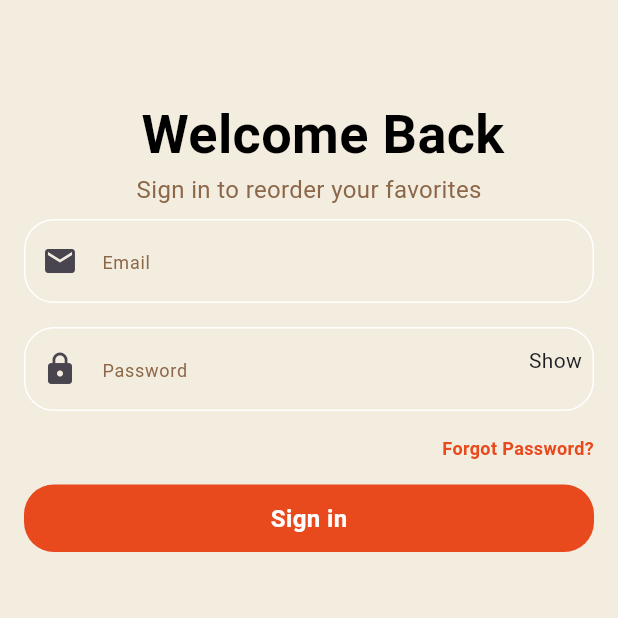
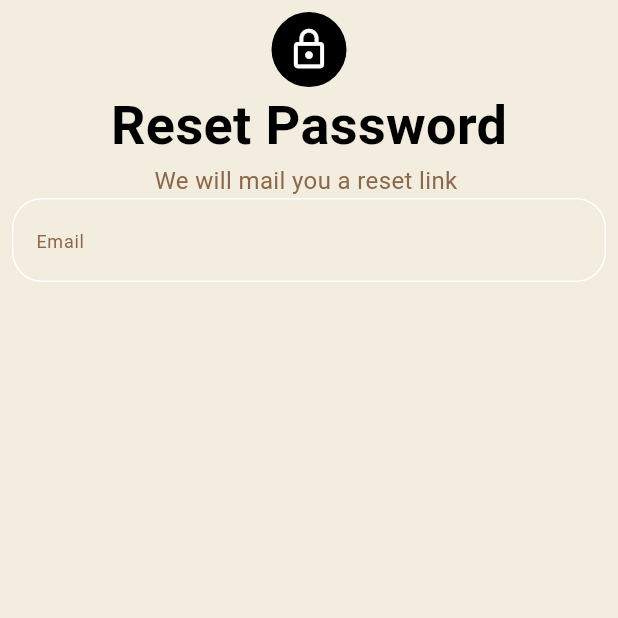
Before and after one commit to abdullahakram-py/food_app, a Flutter app: the screen it shows after launch, on a phone screen of 412 x 824 dp, the top half of it. Run offline on Flutter 3.47's test engine with Material 3 defaults, Android fonts, the phone set to English and light mode, and no system bars.

Commit message:
forgot pass

```diff
--- a/lib/Createacc.dart
+++ b/lib/Createacc.dart
@@ -23,6 +23,9 @@ class _CreateaccState extends State<Createacc> {
   @override
   Widget build(BuildContext context) {
     return Scaffold(
+      appBar: AppBar(
+        backgroundColor: Color.fromARGB(255, 243, 237, 224),
+      ),
       backgroundColor: Color.fromARGB(255, 243, 237, 224),
       body: Column(
         children: [
--- /dev/null
+++ b/lib/forgotpass.dart
@@ -0,0 +1,57 @@
+import 'package:flutter/material.dart';
+
+class Forgotpass extends StatefulWidget {
+  const new({super.key});
+
+  @override
+  State<Forgotpass> createState() => _ForgotpassState();
+}
+
+class _ForgotpassState extends State<Forgotpass> {
+  @override
+  Widget build(BuildContext context) {
+    return Scaffold(
+      backgroundColor: Color.fromARGB(255, 243, 237, 224),
+      body: Padding(
+        padding: const EdgeInsets.all(8.0),
+        child: Column(
+          children: [
+            Center(
+              child: Container(
+                height: 50,
+                width: 50,
+                decoration: BoxDecoration(
+                  shape: BoxShape.circle,
+                  color: Colors.black,
+                ),
+                child: Icon(Icons.lock_outline,color: Colors.white,size: 30,),
+              ),
+            ),
+            Center(child: Text('Reset Password',style: TextStyle(fontSize: 36,color: Colors.black,fontWeight: FontWeight.bold),)),
+              Text(
+                textAlign: TextAlign.justify,
+                'We will mail you a reset link ',style: TextStyle(fontSize: 16,color:Color.fromARGB(255, 140, 103, 73) ,),),
+                TextFormField(
+                  decoration: InputDecoration(
+                    border: InputBorder.none,
+                    hintText: "Email",hintStyle: TextStyle(fontSize: 12,color:Color.fromARGB(255, 140, 103, 73)),
+                    enabledBorder: OutlineInputBorder(
+                      borderSide: BorderSide(
+                        color: Colors.white,
+                      ),
+                      borderRadius: BorderRadius.circular(20),
+                    ),
+                    focusedBorder: OutlineInputBorder(
+                      borderSide: BorderSide(
+                        color:Color.fromARGB(255, 232, 73, 29),
+                      ),
+                      borderRadius: BorderRadius.circular(20)
+                    )
+                  ),
+                )
+          ],
+        ),
+      ),
+    );
+  }
+}
--- a/lib/main.dart
+++ b/lib/main.dart
@@ -1,5 +1,7 @@
 import 'package:flutter/material.dart';
+import 'package:food_app/forgotpass.dart';
 import 'package:food_app/signin.dart';
+import 'package:food_app/verify.dart';
 
 void main() {
   runApp(const MyApp());
@@ -12,12 +14,13 @@ class MyApp extends StatelessWidget {
   @override
   Widget build(BuildContext context) {
     return MaterialApp(
+      debugShowCheckedModeBanner: false,
       title: 'Flutter Demo',
       theme: ThemeData(
 
         colorScheme: .fromSeed(seedColor: Colors.deepPurple),
       ),
-      home: Signin(),
+      home: Forgotpass(),
     );
   }
 }
```
Also changed, not shown: lib/verify.dart (added, +212 -0 lines).
